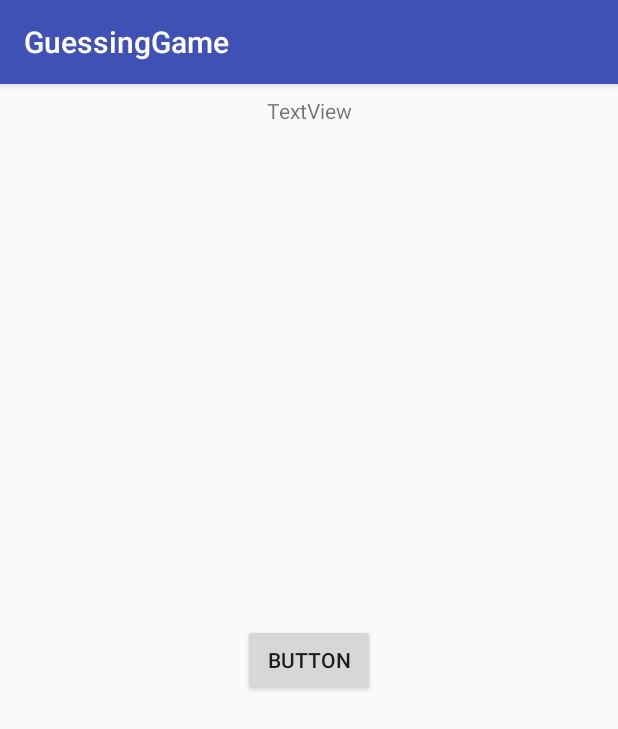
After one commit to JordanRBurke/AndroidGuessingGame, an Android app: the ResultingActivity screen opened directly, with no data from a screen before it, on a phone screen of 412 x 824 dp. The commit adds this screen. Shown: the top 729 px of the screen. Run offline under Robolectric (Android 15) with nearby library versions, the phone set to English and light mode, and no system bars.

```diff
--- a/app/src/main/AndroidManifest.xml
+++ b/app/src/main/AndroidManifest.xml
@@ -19,7 +19,8 @@
         <activity
             android:name=".GuessPageActivity"
             android:label="@string/title_activity_guess_page"
-            android:theme="@style/AppTheme.NoActionBar"></activity>
+            android:theme="@style/AppTheme.NoActionBar" />
+        <activity android:name=".ResultingActivity"></activity>
     </application>
 
 </manifest>
--- a/app/src/main/java/com/jordanburke/guessinggame/GuessPageActivity.java
+++ b/app/src/main/java/com/jordanburke/guessinggame/GuessPageActivity.java
@@ -50,7 +50,7 @@ public class GuessPageActivity extends AppCompatActivity {
                 checkGuess(userGuess);
                 int guess = Integer.parseInt(guessText.getText().toString());
                 if (guess > 100) {
-                    clueTextView.setText("Enter a valid number between 1 - 100!");
+                    clueTextView.setText(R.string.no_recognized_number_error);
                     clueTextView.setVisibility(View.VISIBLE);
                     guessText.setText("");
 
@@ -72,7 +72,7 @@ public class GuessPageActivity extends AppCompatActivity {
             System.out.println("Sorry you have ran out of chances. The correct number was " + generatedNumber);
             numberOfGuesses++;
         } else if (userGuess < generatedNumber) {
-           clueTextView.setText("Higher");
+           clueTextView.setText(R.string.response_guess_higher);
            clueTextView.setVisibility(View.VISIBLE);
            guessText.setText("");
             numberOfGuesses++;
--- a/app/src/main/java/com/jordanburke/guessinggame/MainActivity.java
+++ b/app/src/main/java/com/jordanburke/guessinggame/MainActivity.java
@@ -20,7 +20,7 @@ public class MainActivity extends AppCompatActivity {
         super.onCreate(savedInstanceState);
         setContentView(R.layout.activity_main);
         startButton = findViewById(R.id.start_button);
-        submitButton = findViewById(R.id.start_button);
+//        submitButton = findViewById(R.id.start_button);
         sendMessage();
 
     }
--- /dev/null
+++ b/app/src/main/java/com/jordanburke/guessinggame/ResultingActivity.java
@@ -0,0 +1,13 @@
+package com.jordanburke.guessinggame;
+
+import android.support.v7.app.AppCompatActivity;
+import android.os.Bundle;
+
+public class ResultingActivity extends AppCompatActivity {
+
+    @Override
+    protected void onCreate(Bundle savedInstanceState) {
+        super.onCreate(savedInstanceState);
+        setContentView(R.layout.activity_resulting);
+    }
+}
--- /dev/null
+++ b/app/src/main/res/layout/activity_resulting.xml
@@ -0,0 +1,34 @@
+<?xml version="1.0" encoding="utf-8"?>
+<android.support.constraint.ConstraintLayout xmlns:android="http://schemas.android.com/apk/res/android"
+    xmlns:app="http://schemas.android.com/apk/res-auto"
+    xmlns:tools="http://schemas.android.com/tools"
+    android:layout_width="match_parent"
+    android:layout_height="match_parent"
+    tools:context="com.jordanburke.guessinggame.ResultingActivity">
+
+    <Button
+        android:id="@+id/button"
+        android:layout_width="wrap_content"
+        android:layout_height="wrap_content"
+        android:layout_marginBottom="8dp"
+        android:layout_marginEnd="8dp"
+        android:layout_marginStart="8dp"
+        android:layout_marginTop="8dp"
+        android:text="Button"
+        app:layout_constraintBottom_toBottomOf="parent"
+        app:layout_constraintEnd_toEndOf="parent"
+        app:layout_constraintStart_toStartOf="parent"
+        app:layout_constraintTop_toTopOf="parent" />
+
+    <TextView
+        android:id="@+id/textView3"
+        android:layout_width="wrap_content"
+        android:layout_height="wrap_content"
+        android:layout_marginEnd="8dp"
+        android:layout_marginStart="8dp"
+        android:layout_marginTop="8dp"
+        android:text="TextView"
+        app:layout_constraintEnd_toEndOf="parent"
+        app:layout_constraintStart_toStartOf="parent"
+        app:layout_constraintTop_toTopOf="parent" />
+</android.support.constraint.ConstraintLayout>
--- a/app/src/main/res/values/strings.xml
+++ b/app/src/main/res/values/strings.xml
@@ -3,4 +3,6 @@
     <string name="start">Start</string>
     <string name="title_activity_guess_page">GuessPageActivity</string>
     <string name="guess_a_number_the_game_will_tell_you_if_you_need_to_aim_higher_or_lower_made_by_jordan_b">Guess a number. The game will tell you if you need to aim higher or lower ( Made by Jordan B.)</string>
+    <string name="no_recognized_number_error">Enter a valid number between 1 - 100!</string>
+    <string name="response_guess_higher">Higher</string>
 </resources>
```
